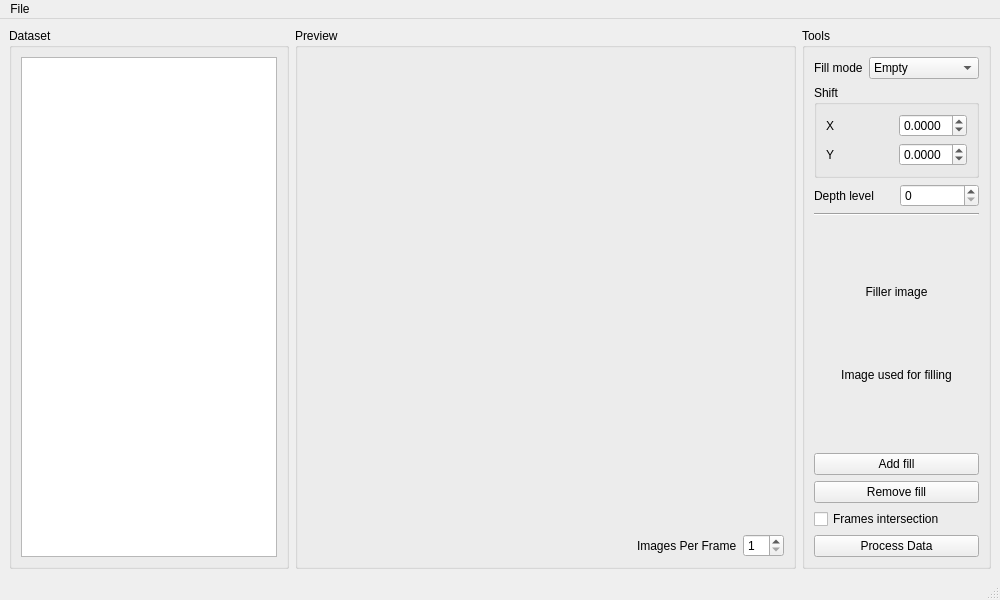
Old version of the form main/processor.ui in the repository Garik-Mk/boo-anot.
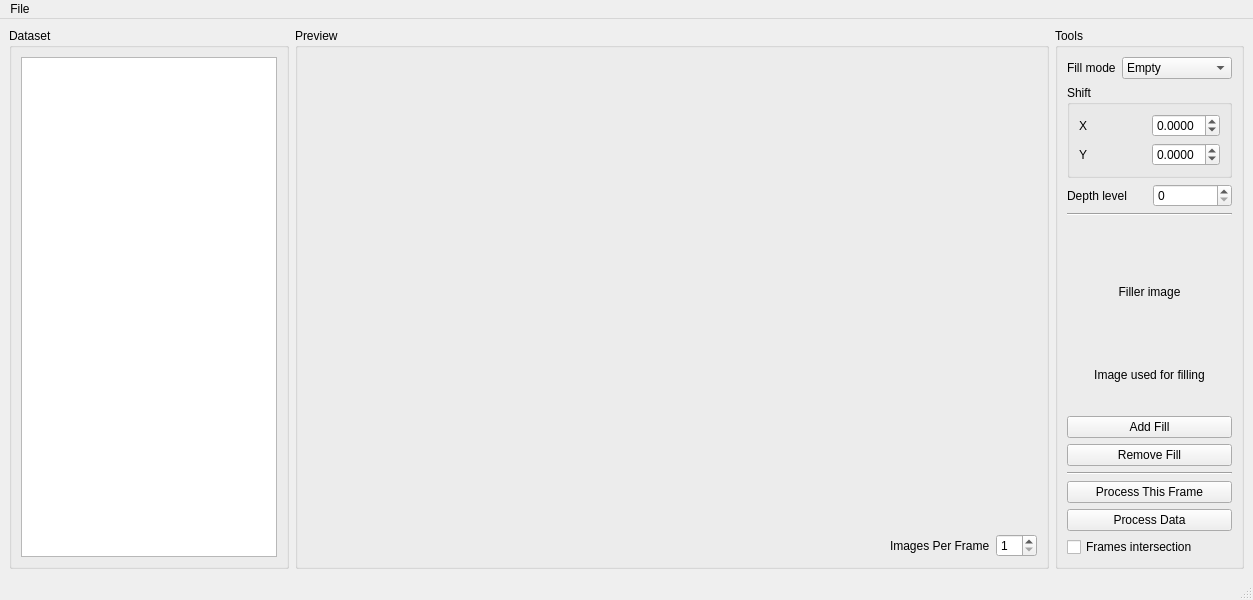
New version of the form.

Diff of the .ui file:
```diff
--- a/main/processor.ui
+++ b/main/processor.ui
@@ -6,7 +6,7 @@
    <rect>
     <x>0</x>
     <y>0</y>
-    <width>1000</width>
+    <width>1253</width>
     <height>600</height>
    </rect>
   </property>
@@ -253,21 +253,28 @@
        <item>
         <widget class="QPushButton" name="addFill">
          <property name="text">
-          <string>Add fill</string>
+          <string>Add Fill</string>
          </property>
         </widget>
        </item>
        <item>
         <widget class="QPushButton" name="removeFill">
          <property name="text">
-          <string>Remove fill</string>
+          <string>Remove Fill</string>
          </property>
         </widget>
        </item>
        <item>
-        <widget class="QCheckBox" name="checkBox">
+        <widget class="Line" name="line_2">
+         <property name="orientation">
+          <enum>Qt::Horizontal</enum>
+         </property>
+        </widget>
+       </item>
+       <item>
+        <widget class="QPushButton" name="processThisFrame">
          <property name="text">
-          <string>Frames intersection</string>
+          <string>Process This Frame</string>
          </property>
         </widget>
        </item>
@@ -278,6 +285,13 @@
          </property>
         </widget>
        </item>
+       <item>
+        <widget class="QCheckBox" name="checkBox">
+         <property name="text">
+          <string>Frames intersection</string>
+         </property>
+        </widget>
+       </item>
       </layout>
      </widget>
     </item>
@@ -288,7 +302,7 @@
     <rect>
      <x>0</x>
      <y>0</y>
-     <width>1000</width>
+     <width>1253</width>
      <height>21</height>
     </rect>
    </property>
```
